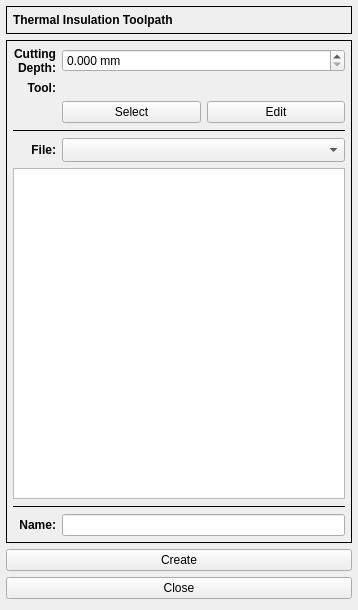
First picture: the form in G2G/forms/thermalform.ui, repository aLDime/GERBER_X2, before the edit.
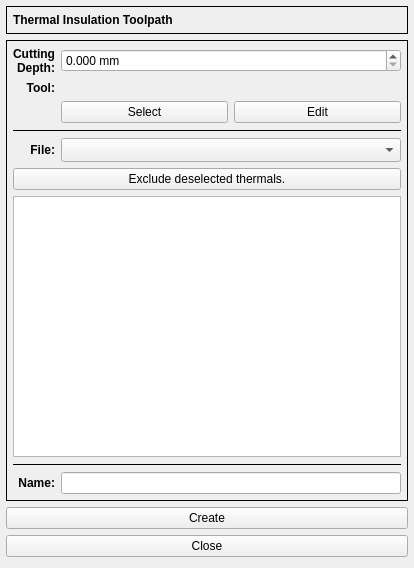
Second picture: the form after the edit. Custom widgets are drawn as their Qt base class.

```diff
--- a/G2G/forms/thermalform.ui
+++ b/G2G/forms/thermalform.ui
@@ -6,8 +6,8 @@
    <rect>
     <x>0</x>
     <y>0</y>
-    <width>358</width>
-    <height>610</height>
+    <width>414</width>
+    <height>568</height>
    </rect>
   </property>
   <property name="windowTitle">
@@ -67,7 +67,13 @@
     </widget>
    </item>
    <item>
-    <widget class="QFrame" name="frame_2">
+    <widget class="QFrame" name="frame_3">
+     <property name="sizePolicy">
+      <sizepolicy hsizetype="Preferred" vsizetype="MinimumExpanding">
+       <horstretch>0</horstretch>
+       <verstretch>0</verstretch>
+      </sizepolicy>
+     </property>
      <property name="frameShape">
       <enum>QFrame::Box</enum>
      </property>
@@ -87,69 +93,14 @@
       <property name="bottomMargin">
        <number>6</number>
       </property>
-      <item row="6" column="0" colspan="3">
-       <widget class="Line" name="line_2">
-        <property name="frameShadow">
-         <enum>QFrame::Plain</enum>
-        </property>
-        <property name="orientation">
-         <enum>Qt::Horizontal</enum>
-        </property>
-       </widget>
-      </item>
-      <item row="3" column="0" colspan="3">
-       <widget class="Line" name="line">
-        <property name="frameShadow">
-         <enum>QFrame::Plain</enum>
-        </property>
-        <property name="orientation">
-         <enum>Qt::Horizontal</enum>
-        </property>
-       </widget>
-      </item>
-      <item row="8" column="2">
-       <widget class="QLineEdit" name="leName"/>
-      </item>
-      <item row="1" column="0" colspan="2">
-       <widget class="QLabel" name="label_3">
-        <property name="font">
-         <font>
-          <weight>75</weight>
-          <bold>true</bold>
-         </font>
-        </property>
+      <item row="5" column="0" colspan="2">
+       <widget class="QPushButton" name="pbExclude">
         <property name="text">
-         <string>Tool:</string>
+         <string>Exclude deselected thermals.</string>
         </property>
-        <property name="alignment">
-         <set>Qt::AlignRight|Qt::AlignTrailing|Qt::AlignVCenter</set>
-        </property>
        </widget>
       </item>
-      <item row="4" column="2">
-       <widget class="QComboBox" name="cbxFile">
-        <property name="sizeAdjustPolicy">
-         <enum>QComboBox::AdjustToMinimumContentsLengthWithIcon</enum>
-        </property>
-       </widget>
-      </item>
-      <item row="8" column="1">
-       <widget class="QLabel" name="label_6">
-        <property name="font">
-         <font>
-          <weight>75</weight>
-          <bold>true</bold>
-         </font>
-        </property>
-        <property name="text">
-         <string>Name:</string>
-        </property>
-        <property name="alignment">
-         <set>Qt::AlignRight|Qt::AlignTrailing|Qt::AlignVCenter</set>
-        </property>
-       </widget>
-      </item>
-      <item row="1" column="2">
+      <item row="1" column="1">
        <widget class="QLabel" name="lblToolName">
         <property name="frameShape">
          <enum>QFrame::NoFrame</enum>
@@ -159,7 +110,23 @@
         </property>
        </widget>
       </item>
-      <item row="4" column="0" colspan="2">
+      <item row="1" column="0">
+       <widget class="QLabel" name="label_3">
+        <property name="font">
+         <font>
+          <weight>75</weight>
+          <bold>true</bold>
+         </font>
+        </property>
+        <property name="text">
+         <string>Tool:</string>
+        </property>
+        <property name="alignment">
+         <set>Qt::AlignRight|Qt::AlignTrailing|Qt::AlignVCenter</set>
+        </property>
+       </widget>
+      </item>
+      <item row="4" column="0">
        <widget class="QLabel" name="label_4">
         <property name="font">
          <font>
@@ -175,7 +142,23 @@
         </property>
        </widget>
       </item>
-      <item row="2" column="2">
+      <item row="0" column="1">
+       <widget class="DoubleSpinBox" name="dsbxDepth">
+        <property name="suffix">
+         <string> mm</string>
+        </property>
+        <property name="decimals">
+         <number>3</number>
+        </property>
+        <property name="maximum">
+         <double>100.000000000000000</double>
+        </property>
+        <property name="singleStep">
+         <double>0.100000000000000</double>
+        </property>
+       </widget>
+      </item>
+      <item row="2" column="1">
        <layout class="QHBoxLayout" name="horizontalLayout">
         <item>
          <widget class="QPushButton" name="pbSelect">
@@ -193,7 +176,40 @@
         </item>
        </layout>
       </item>
-      <item row="5" column="0" colspan="3">
+      <item row="0" column="0">
+       <widget class="QLabel" name="label_2">
+        <property name="sizePolicy">
+         <sizepolicy hsizetype="Preferred" vsizetype="Preferred">
+          <horstretch>0</horstretch>
+          <verstretch>0</verstretch>
+         </sizepolicy>
+        </property>
+        <property name="font">
+         <font>
+          <weight>75</weight>
+          <bold>true</bold>
+         </font>
+        </property>
+        <property name="text">
+         <string>Cutting
+Depth:</string>
+        </property>
+        <property name="alignment">
+         <set>Qt::AlignRight|Qt::AlignTrailing|Qt::AlignVCenter</set>
+        </property>
+       </widget>
+      </item>
+      <item row="3" column="0" colspan="2">
+       <widget class="Line" name="line">
+        <property name="frameShadow">
+         <enum>QFrame::Plain</enum>
+        </property>
+        <property name="orientation">
+         <enum>Qt::Horizontal</enum>
+        </property>
+       </widget>
+      </item>
+      <item row="6" column="0" colspan="2">
        <widget class="QTreeView" name="treeView">
         <property name="alternatingRowColors">
          <bool>true</bool>
@@ -206,30 +222,15 @@
         </property>
        </widget>
       </item>
-      <item row="0" column="2">
-       <widget class="DoubleSpinBox" name="dsbxDepth">
-        <property name="suffix">
-         <string> mm</string>
-        </property>
-        <property name="decimals">
-         <number>3</number>
-        </property>
-        <property name="maximum">
-         <double>100.000000000000000</double>
-        </property>
-        <property name="singleStep">
-         <double>0.100000000000000</double>
+      <item row="4" column="1">
+       <widget class="QComboBox" name="cbxFile">
+        <property name="sizeAdjustPolicy">
+         <enum>QComboBox::AdjustToMinimumContentsLengthWithIcon</enum>
         </property>
        </widget>
       </item>
-      <item row="0" column="0" colspan="2">
-       <widget class="QLabel" name="label_2">
-        <property name="sizePolicy">
-         <sizepolicy hsizetype="Expanding" vsizetype="Preferred">
-          <horstretch>0</horstretch>
-          <verstretch>0</verstretch>
-         </sizepolicy>
-        </property>
+      <item row="8" column="0">
+       <widget class="QLabel" name="label_6">
         <property name="font">
          <font>
           <weight>75</weight>
@@ -237,14 +238,33 @@
          </font>
         </property>
         <property name="text">
-         <string>Cutting
-Depth:</string>
+         <string>Name:</string>
         </property>
         <property name="alignment">
          <set>Qt::AlignRight|Qt::AlignTrailing|Qt::AlignVCenter</set>
         </property>
        </widget>
       </item>
+      <item row="8" column="1">
+       <widget class="QLineEdit" name="leName">
+        <property name="sizePolicy">
+         <sizepolicy hsizetype="Expanding" vsizetype="Fixed">
+          <horstretch>0</horstretch>
+          <verstretch>0</verstretch>
+         </sizepolicy>
+        </property>
+       </widget>
+      </item>
+      <item row="7" column="0" colspan="2">
+       <widget class="Line" name="line_2">
+        <property name="frameShadow">
+         <enum>QFrame::Plain</enum>
+        </property>
+        <property name="orientation">
+         <enum>Qt::Horizontal</enum>
+        </property>
+       </widget>
+      </item>
      </layout>
     </widget>
    </item>
```
Left out of the diff: 2 changed lines with no effect on the pictures.
